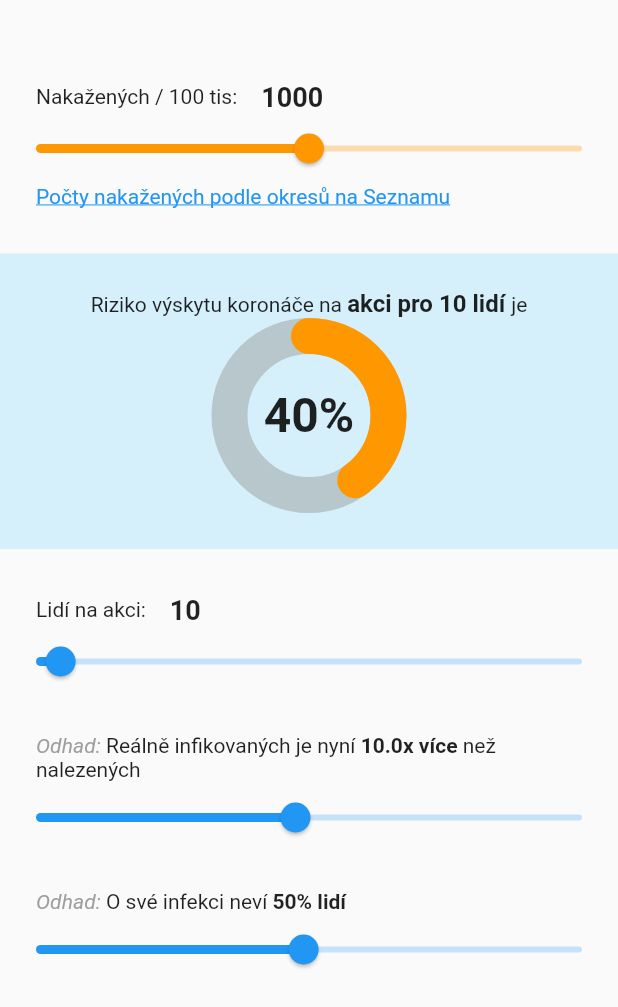
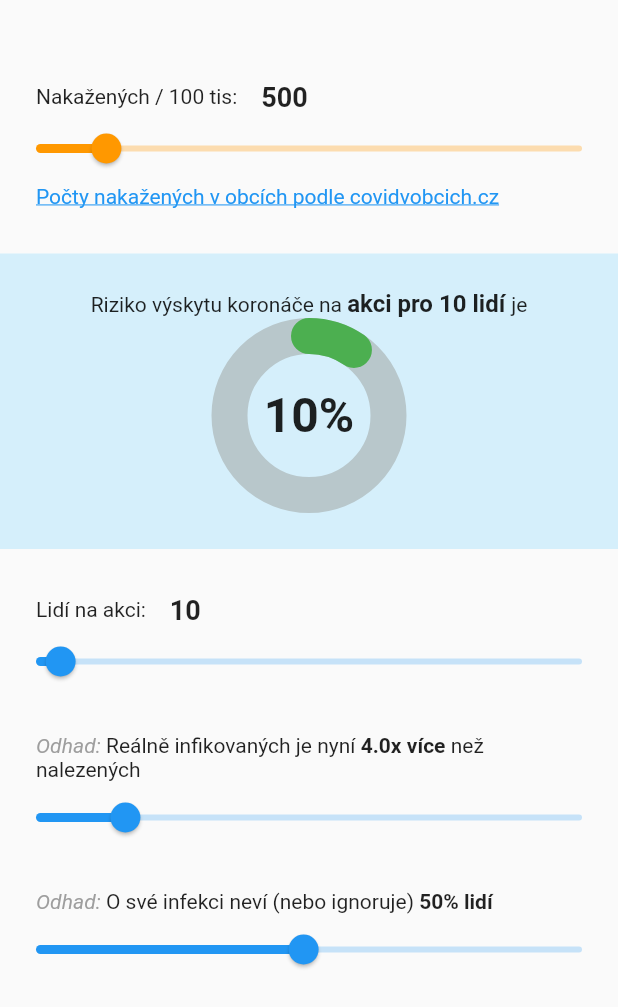
Before and after one commit to dafesimonek/koronac-na-akci, a Flutter app: the screen it shows after launch, on a phone screen of 412 x 824 dp. Shown: the top 1007 px of the screen. Run offline on Flutter 3.47's test engine with Material 2 defaults, Android fonts, the phone set to English and light mode, and no system bars; drawn by our look-alikes of percent_indicator; our stand-ins replace built_value, get_it; missing offline and left inert: i69n; generated files the repository leaves out were written again.

Commit message:
link to covidvobcich.cz with correct cursor

```diff
--- a/lib/src/screen/koronac_screen.dart
+++ b/lib/src/screen/koronac_screen.dart
@@ -1,4 +1,5 @@
 import 'package:flutter/material.dart';
+import 'package:flutter/rendering.dart';
 import 'package:flutter/widgets.dart';
 import 'package:koronac_na_akci/src/service/koronac_service.dart';
 import 'package:koronac_na_akci/src/state/koronac_state.dart';
@@ -52,34 +53,36 @@ class KoronacScreen extends StatelessWidget {
         ),
         Slider(
           min: 1.0,
-          max: 2000.0,
-          divisions: 1000,
+          max: 4000.0,
+          divisions: 4000,
           label: '${context.watchState<KoronacState>().testedInfected}',
           activeColor: Colors.orange,
           inactiveColor: Colors.orange.withOpacity(0.3),
           value: context.watchState<KoronacState>().testedInfected.toDouble(),
           onChanged: getMy<KoronacService>().setTestedInfected,
         ),
-        GestureDetector(
+        MouseRegion(
+          cursor: SystemMouseCursors.click,
+          child: GestureDetector(
             child: Padding(
               padding: const EdgeInsets.symmetric(horizontal: 24.0),
               child: Text(
-              'Počty nakažených podle okresů na Seznamu',
+                'Počty nakažených v obcích podle covidvobcich.cz',
                 style: TextStyle(
                   color: Colors.blue,
                   decoration: TextDecoration.underline,
                 ),
               ),
             ),
-          onTap: _openInfectedDataOnSeznam,
+            onTap: _openInfectedDataOnCovidVObcich,
+          ),
         ),
       ],
     );
   }
 
-  _openInfectedDataOnSeznam() async {
-    const url =
-        'https://www.seznamzpravy.cz/clanek/pdrobna-mapa-kde-je-v-ceske-republice-koronavirus-93746';
+  _openInfectedDataOnCovidVObcich() async {
+    const url = 'https://covidvobcich.cz/';
     if (await canLaunch(url)) {
       await launch(url);
     } else {
@@ -218,7 +221,7 @@ class KoronacScreen extends StatelessWidget {
                     style: TextStyle(
                         fontStyle: FontStyle.italic, color: Colors.grey)),
                 TextSpan(
-                  text: 'O své infekci neví ',
+                  text: 'O své infekci neví (nebo ignoruje) ',
                 ),
                 TextSpan(
                   text: '$notIsolatedPercent% lidí',
--- a/lib/src/service/koronac_service.dart
+++ b/lib/src/service/koronac_service.dart
@@ -11,8 +11,8 @@ class KoronacService {
   KoronacState prepareDefaultState(AppMode mode) {
     return KoronacState((KoronacStateBuilder b) {
       b
-        ..testedInfected = 1000
-        ..realToTestedRatio = 10
+        ..testedInfected = 500
+        ..realToTestedRatio = 4
         ..groupSize = 10
         ..notIsolatedRatio = 0.5;
       _updateEstimates(b);
```
Also changed, not shown: pubspec.lock. Lines whose indentation alone changed are shown as unchanged.
